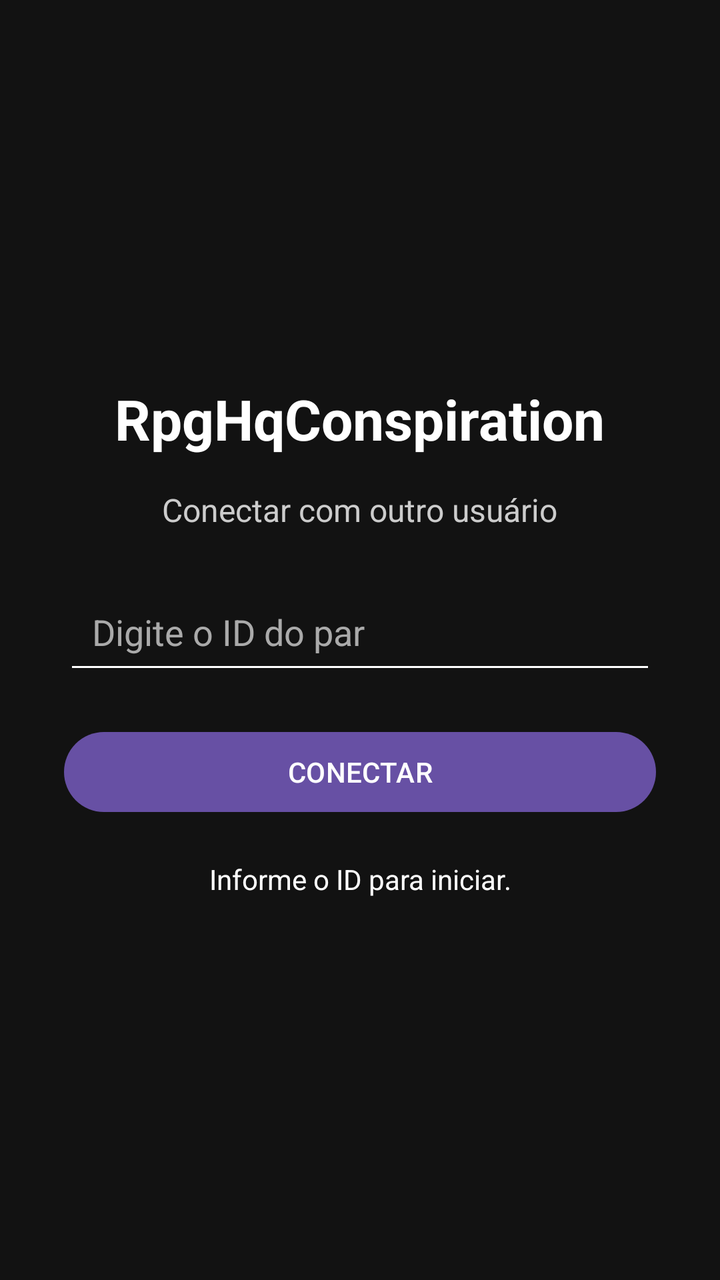
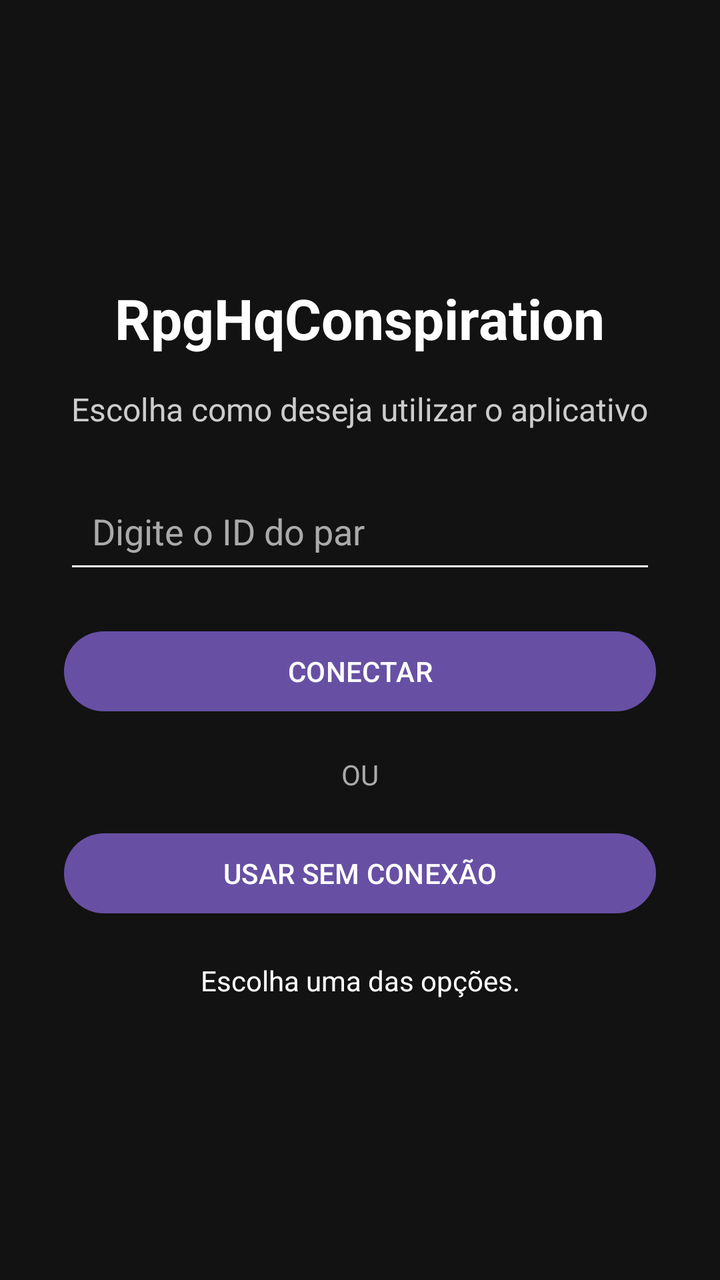

Two renders of the same Android screen: before a commit and after it. Below are the layout's source before the change and the commit's diff.
<!-- AndroidManifest.xml: application theme Theme.RpgHqConspiration -->
<!-- res/layout/activity_conexao.xml -->
<?xml version="1.0" encoding="utf-8"?>
<LinearLayout
    xmlns:android="http://schemas.android.com/apk/res/android"
    android:layout_width="match_parent"
    android:layout_height="match_parent"
    android:orientation="vertical"
    android:gravity="center"
    android:padding="32dp"
    android:background="#121212">

    <TextView
        android:layout_width="wrap_content"
        android:layout_height="wrap_content"
        android:text="RpgHqConspiration"
        android:textColor="#FFFFFF"
        android:textSize="28sp"
        android:textStyle="bold"
        android:layout_marginBottom="16dp"/>

    <TextView
        android:layout_width="wrap_content"
        android:layout_height="wrap_content"
        android:text="Conectar com outro usuário"
        android:textColor="#CCCCCC"
        android:textSize="16sp"
        android:layout_marginBottom="24dp"/>

    <EditText
        android:id="@+id/campoCodigoPar"
        android:layout_width="match_parent"
        android:layout_height="wrap_content"
        android:hint="Digite o ID do par"
        android:textColor="#FFFFFF"
        android:textColorHint="#AAAAAA"
        android:inputType="text"
        android:maxLength="32"
        android:singleLine="true"
        android:padding="14dp"
        android:backgroundTint="#FFFFFF"/>

    <Button
        android:id="@+id/botaoConectar"
        android:layout_width="match_parent"
        android:layout_height="wrap_content"
        android:text="CONECTAR"
        android:layout_marginTop="20dp"/>

    <TextView
        android:id="@+id/statusConexao"
        android:layout_width="match_parent"
        android:layout_height="wrap_content"
        android:text="Informe o ID para iniciar."
        android:textColor="#FFFFFF"
        android:textSize="14sp"
        android:gravity="center"
        android:layout_marginTop="20dp"/>

</LinearLayout>
<!-- resources referenced by this layout -->
<resources>
  <style name="Theme.RpgHqConspiration" parent="Base.Theme.RpgHqConspiration" />
  <style name="Base.Theme.RpgHqConspiration" parent="Theme.Material3.DayNight.NoActionBar">
          
          
      </style>
</resources>

<!-- the commit's change to res/layout/activity_conexao.xml (unified diff, before → after) -->
@@ -20,9 +20,10 @@
     <TextView
         android:layout_width="wrap_content"
         android:layout_height="wrap_content"
-        android:text="Conectar com outro usuário"
+        android:text="Escolha como deseja utilizar o aplicativo"
         android:textColor="#CCCCCC"
         android:textSize="16sp"
+        android:gravity="center"
         android:layout_marginBottom="24dp"/>
 
     <EditText
@@ -46,10 +47,25 @@
         android:layout_marginTop="20dp"/>
 
     <TextView
+        android:layout_width="wrap_content"
+        android:layout_height="wrap_content"
+        android:text="OU"
+        android:textColor="#AAAAAA"
+        android:layout_marginTop="18dp"
+        android:layout_marginBottom="8dp"/>
+
+    <Button
+        android:id="@+id/botaoUsarSemConexao"
+        android:layout_width="match_parent"
+        android:layout_height="wrap_content"
+        android:text="USAR SEM CONEXÃO"
+        android:layout_marginTop="8dp"/>
+
+    <TextView
         android:id="@+id/statusConexao"
         android:layout_width="match_parent"
         android:layout_height="wrap_content"
-        android:text="Informe o ID para iniciar."
+        android:text="Escolha uma das opções."
         android:textColor="#FFFFFF"
         android:textSize="14sp"
         android:gravity="center"
